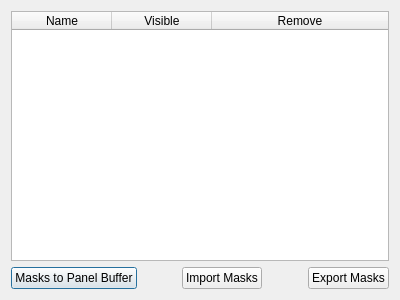
Before: the Qt Designer form hexrd/ui/resources/ui/mask_manager_dialog.ui in HEXRD/hexrdgui, drawn with Qt 5.
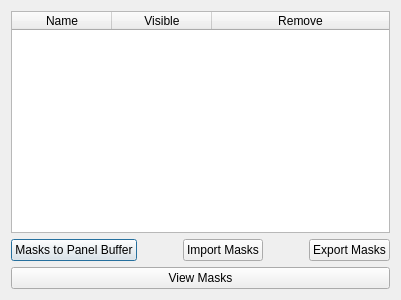
After: the same form once the commit is applied.

Commit message: Add option to view masks from mask manager

What changed in the file:
```diff
--- a/hexrd/ui/resources/ui/mask_manager_dialog.ui
+++ b/hexrd/ui/resources/ui/mask_manager_dialog.ui
@@ -6,7 +6,7 @@
    <rect>
     <x>0</x>
     <y>0</y>
-    <width>400</width>
+    <width>401</width>
     <height>300</height>
    </rect>
   </property>
@@ -105,6 +105,13 @@
      </item>
     </layout>
    </item>
+   <item>
+    <widget class="QPushButton" name="view_masks">
+     <property name="text">
+      <string>View Masks</string>
+     </property>
+    </widget>
+   </item>
   </layout>
  </widget>
  <tabstops>
```
The commit also changes 1 other file.
